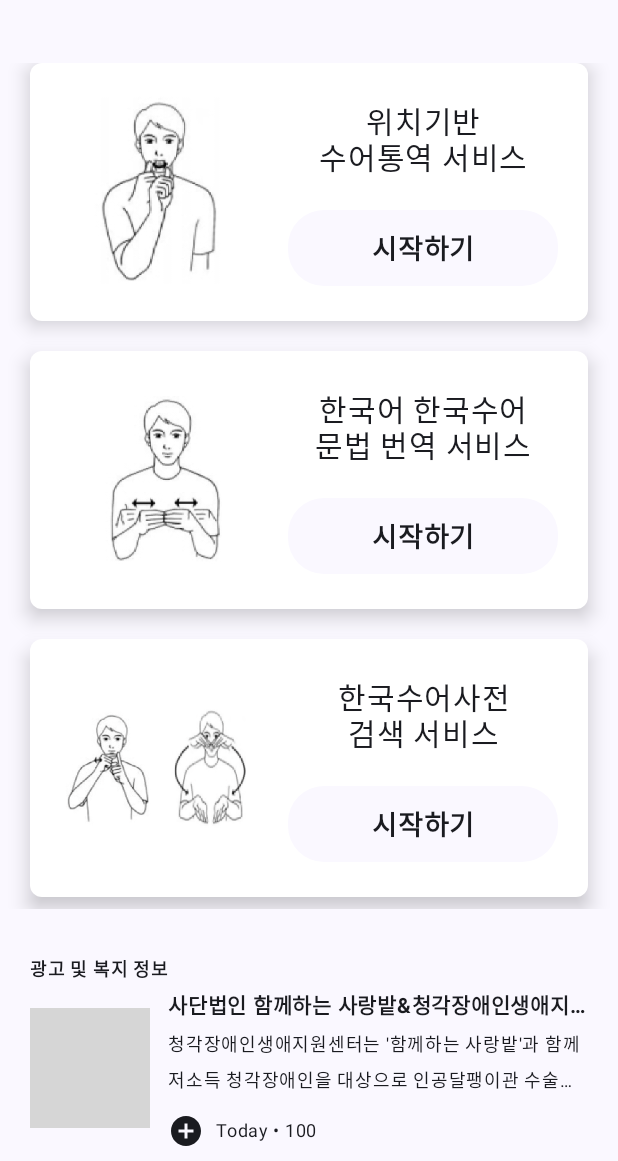
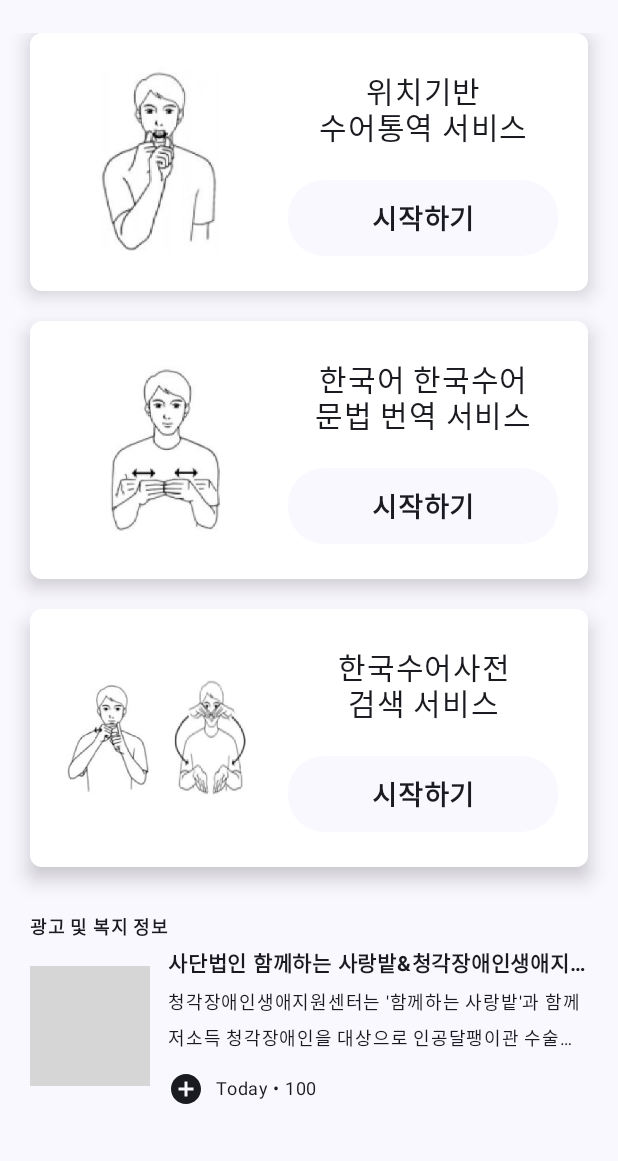
Before and after one commit to ese111/SignLangHub, an Android app built with Jetpack Compose: the home screen opened through its navigation route, on a phone screen of 412 x 824 dp, the part 75-1236 px from its top. Run offline under Robolectric (Android 15) with nearby library versions, the light colour scheme and no system bars; our stand-ins replace Dagger/Hilt's generated code, Timber; pictures from the network do not load; grey boxes are pictures that could not be loaded.

```diff
--- a/app/src/main/java/com/example/signlanghub/ui/common/composable/banner/AdBanner.kt
+++ b/app/src/main/java/com/example/signlanghub/ui/common/composable/banner/AdBanner.kt
@@ -37,7 +37,7 @@ internal fun AdBanner(
     Column(
         modifier = modifier
             .fillMaxWidth()
-            .padding(horizontal = 20.dp, vertical = 8.dp),
+            .padding(vertical = 8.dp),
         verticalArrangement = Arrangement.Center
     ) {
         Text(
--- a/app/src/main/java/com/example/signlanghub/ui/home/content/HomeContent.kt
+++ b/app/src/main/java/com/example/signlanghub/ui/home/content/HomeContent.kt
@@ -57,21 +57,13 @@ internal fun HomeContent(
                 )
             }
         },
-        bottomBar = {
-            AdBanner(
-                title = "사단법인 함께하는 사랑밭&청각장애인생애지원센터가 함께하는 2023년 청각장애인 의료비 지원사업 『인공와우수술비 및 재활치료비 지원』안내",
-                description = "청각장애인생애지원센터는 '함께하는 사랑밭'과 함께 저소득 청각장애인을 대상으로 인공달팽이관 수술비, 언어재활치료비 등을 지원합니다. \n이와 관련하여 지원을 받고자 하는 회원님들은 신청서 양식을 작성 후 접수하여 주시기 바랍니다.",
-                imageUrl = "https://api.lifeplanhd.kr/resources/image/JfQct53OjfF020plbv04bJQSgbd2.jpg",
-                readCount = "100",
-            )
-        },
     ) { paddingValues ->
         Column(
             modifier =
                 Modifier
                     .padding(paddingValues)
                     .fillMaxSize()
-                    .padding(20.dp)
+                    .padding(horizontal = 20.dp)
                     .verticalScroll(rememberScrollState()),
             verticalArrangement = Arrangement.spacedBy(20.dp),
         ) {
@@ -131,7 +123,12 @@ internal fun HomeContent(
                 },
             )
 
-            Spacer(modifier = Modifier.weight(1f))
+            AdBanner(
+                title = "사단법인 함께하는 사랑밭&청각장애인생애지원센터가 함께하는 2023년 청각장애인 의료비 지원사업 『인공와우수술비 및 재활치료비 지원』안내",
+                description = "청각장애인생애지원센터는 '함께하는 사랑밭'과 함께 저소득 청각장애인을 대상으로 인공달팽이관 수술비, 언어재활치료비 등을 지원합니다. \n이와 관련하여 지원을 받고자 하는 회원님들은 신청서 양식을 작성 후 접수하여 주시기 바랍니다.",
+                imageUrl = "https://api.lifeplanhd.kr/resources/image/JfQct53OjfF020plbv04bJQSgbd2.jpg",
+                readCount = "100",
+            )
         }
     }
 }
```
Also changed, not shown: app/src/main/java/com/example/signlanghub/ui/permission/ui/screen/PermissionScreen.kt (added, +27 -0 lines), app/src/main/java/com/example/signlanghub/ui/search/screen/SearchScreen.kt (+38 -3 lines).
